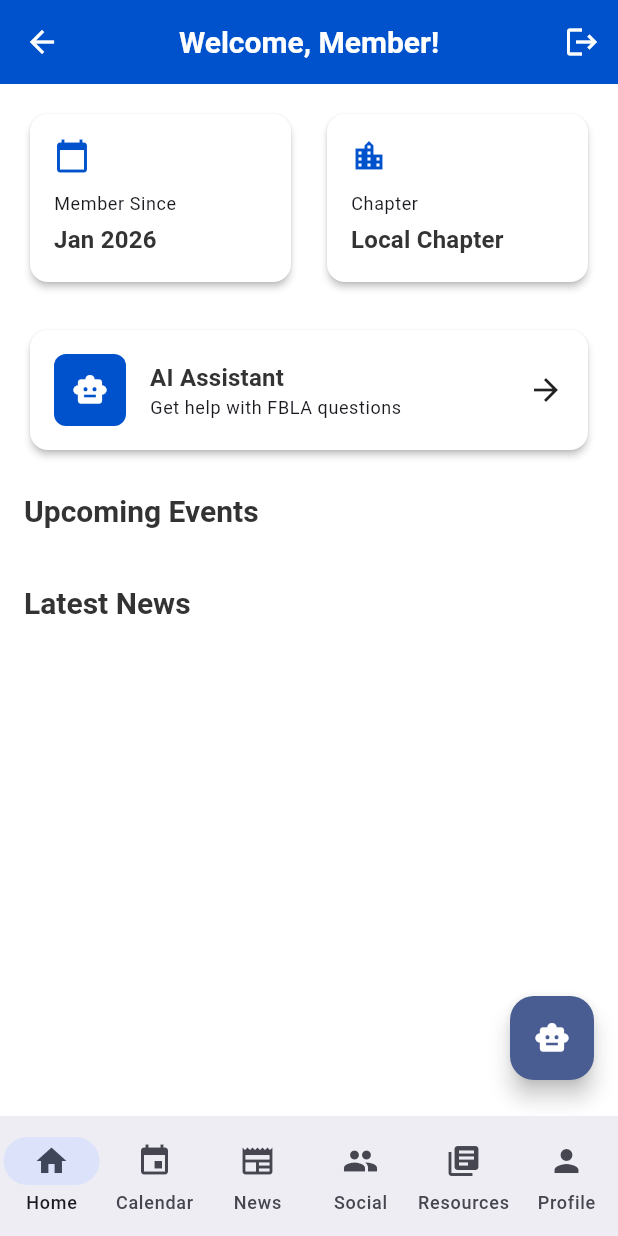
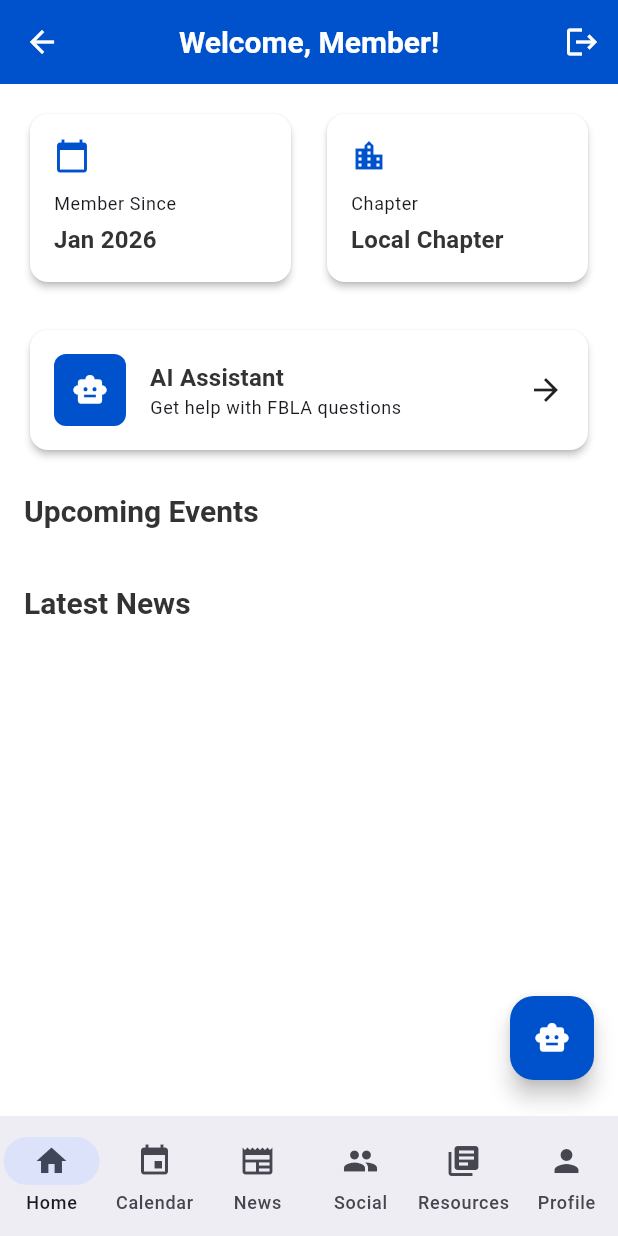
Before and after one commit to Hiravp/fbla_newedition, a Flutter app: the MainApp screen opened by its route, on a phone screen of 412 x 824 dp. Run offline on Flutter 3.47's test engine with Material 3 defaults, Android fonts, the phone set to English and light mode, and no system bars; our stand-ins replace google_generative_ai, supabase_flutter; accounts and stored records are empty.

Commit message:
128723979317

```diff
--- a/lib/main.dart
+++ b/lib/main.dart
@@ -10,6 +10,7 @@
 import 'screens/profile/profile_screen.dart';
 import 'screens/ai/ai_screen.dart';
 import 'screens/social/social_screen.dart';
+import 'widgets/global_ai_fab.dart';
 
 // Global AuthService
 late AuthService _authService;
@@ -74,8 +75,8 @@
     return Scaffold(
       body: Stack(
         children: [
-          _screens[_selectedIndex],               // Current screen
-          const _GlobalAiFab(),                   // AI floating button
+          _screens[_selectedIndex], // Current screen
+          const GlobalAiFab(),      // AI floating button
         ],
       ),
       bottomNavigationBar: NavigationBar(
@@ -95,28 +96,3 @@
     );
   }
 }
-
-// --------------------
-// Global AI Floating Button
-// --------------------
-class _GlobalAiFab extends StatelessWidget {
-  const _GlobalAiFab({super.key});
-
-  @override
-  Widget build(BuildContext context) {
-    return Positioned(
-      bottom: 24,
-      right: 16,
-      child: FloatingActionButton(
-        heroTag: 'global-ai',
-        backgroundColor: Theme.of(context).colorScheme.primary,
-        child: const Icon(Icons.smart_toy),
-        onPressed: () {
-          Navigator.of(context).push(
-            MaterialPageRoute(builder: (_) => const AiScreen()),
-          );
-        },
-      ),
-    );
-  }
-}
--- a/lib/widgets/global_ai_fab.dart
+++ b/lib/widgets/global_ai_fab.dart
@@ -11,7 +11,6 @@
       right: 16,
       child: FloatingActionButton(
         heroTag: 'global-ai',
-        backgroundColor: Theme.of(context).colorScheme.primary,
         child: const Icon(Icons.smart_toy),
         onPressed: () {
           Navigator.of(context).push(
```
Also changed, not shown: lib/services/ai_service.dart (+8 -75 lines).
